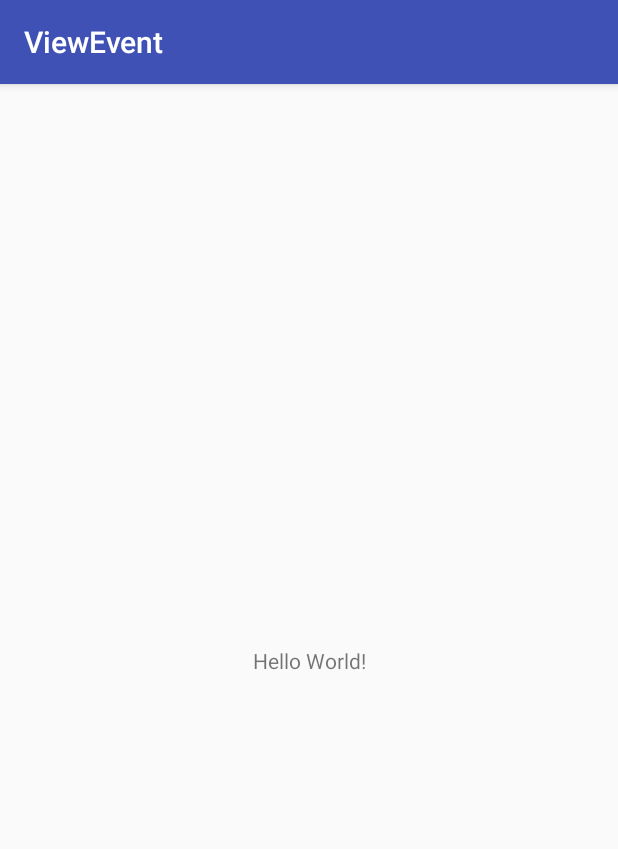
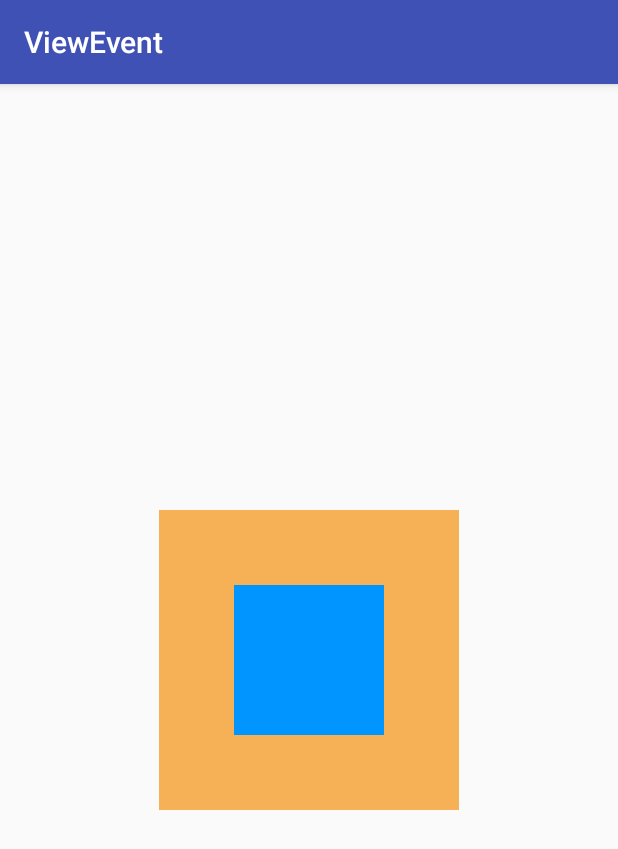
Before and after one commit to zzhhz/AndroidArt, an Android app: the screen it shows after launch (MainActivity), on a phone screen of 412 x 824 dp. Shown: the top 849 px of the screen. Run offline under Robolectric (Android 15) with nearby library versions, the phone set to English and light mode, and no system bars.

Commit message:
事件传递机制

```diff
--- a/ViewEvent/src/main/res/layout/activity_main.xml
+++ b/ViewEvent/src/main/res/layout/activity_main.xml
@@ -1,5 +1,5 @@
 <?xml version="1.0" encoding="utf-8"?>
-<android.support.constraint.ConstraintLayout
+<RelativeLayout
     xmlns:android="http://schemas.android.com/apk/res/android"
     xmlns:app="http://schemas.android.com/apk/res-auto"
     xmlns:tools="http://schemas.android.com/tools"
@@ -7,13 +7,18 @@
     android:layout_height="match_parent"
     tools:context="com.zzh.event.MainActivity">
 
-    <TextView
-        android:layout_width="wrap_content"
-        android:layout_height="wrap_content"
-        android:text="Hello World!"
-        app:layout_constraintBottom_toBottomOf="parent"
-        app:layout_constraintLeft_toLeftOf="parent"
-        app:layout_constraintRight_toRightOf="parent"
-        app:layout_constraintTop_toTopOf="parent"/>
+    <com.zzh.event.dispatch.TouchViewGroup
+        android:layout_width="200dp"
+        android:layout_height="200dp"
+        android:layout_centerInParent="true"
+        android:background="#f6b055">
 
-</android.support.constraint.ConstraintLayout>
+        <com.zzh.event.dispatch.TouchView
+            android:layout_width="100dp"
+            android:layout_height="100dp"
+            android:layout_centerInParent="true"
+            android:background="#0095ff"/>
+
+    </com.zzh.event.dispatch.TouchViewGroup>
+
+</RelativeLayout>
```
Also changed, not shown: ViewEvent/src/main/java/com/zzh/event/ElasticView.java (+30 -0 lines), ViewEvent/src/main/java/com/zzh/event/MainActivity.java (+10 -23 lines), ViewEvent/src/main/java/com/zzh/event/dispatch/TouchView.java (added, +46 -0 lines), ViewEvent/src/main/java/com/zzh/event/dispatch/TouchViewGroup.java (added, +53 -0 lines).
